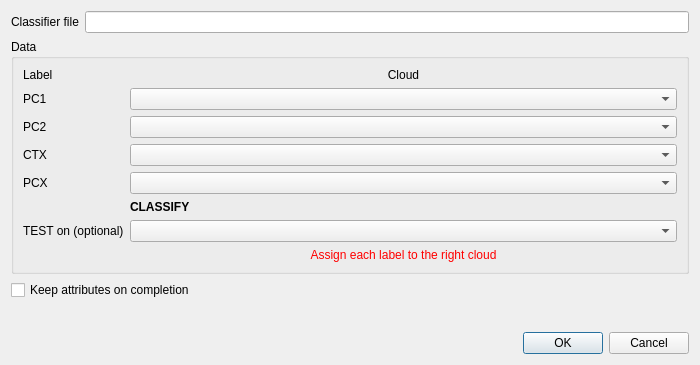
Before: the Qt Designer form Classify3DMASCDialog.ui in dgirardeau/q3DMASC, drawn with Qt 5.
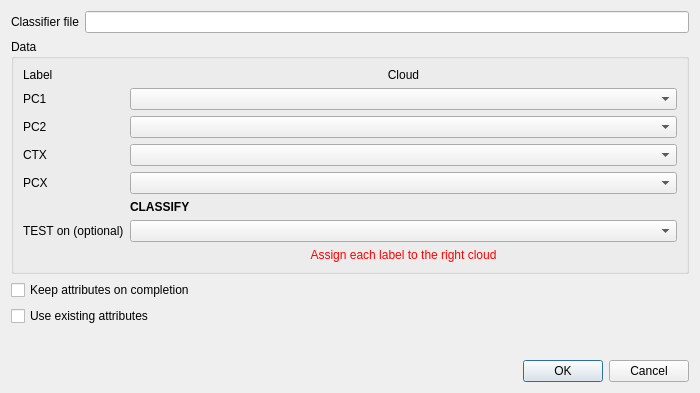
After: the same form once the commit is applied.

Commit message: save confusion matrix, keepAttributes, useExistingScalarFields

What changed in the file:
```diff
--- a/Classify3DMASCDialog.ui
+++ b/Classify3DMASCDialog.ui
@@ -7,7 +7,7 @@
     <x>0</x>
     <y>0</y>
     <width>700</width>
-    <height>365</height>
+    <height>393</height>
    </rect>
   </property>
   <property name="windowTitle">
@@ -185,6 +185,13 @@
      </property>
     </widget>
    </item>
+   <item>
+    <widget class="QCheckBox" name="checkBox_useExistingScalarFields">
+     <property name="text">
+      <string>Use existing attributes</string>
+     </property>
+    </widget>
+   </item>
    <item>
     <spacer name="verticalSpacer">
      <property name="orientation">
```
The commit also changes 11 other files.
